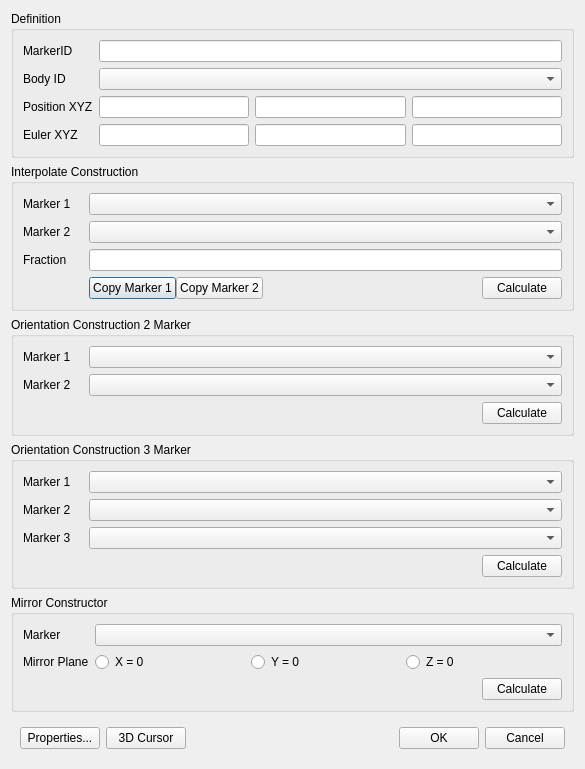
Qt form distribution/GaitSymQt/DialogMarkers.ui (wol101/GaitSym2019) before a commit.
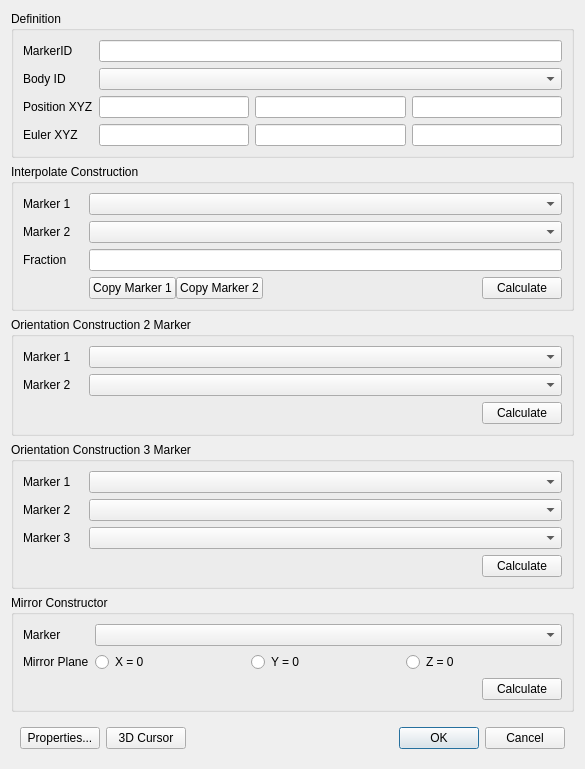
The same form after that commit. Custom widgets are drawn as their Qt base class.

What changed in the file:
```diff
--- a/distribution/GaitSymQt/DialogMarkers.ui
+++ b/distribution/GaitSymQt/DialogMarkers.ui
@@ -685,6 +685,9 @@
         <property name="text">
          <string>OK</string>
         </property>
+        <property name="default">
+         <bool>true</bool>
+        </property>
        </widget>
       </item>
       <item row="0" column="4">
```
